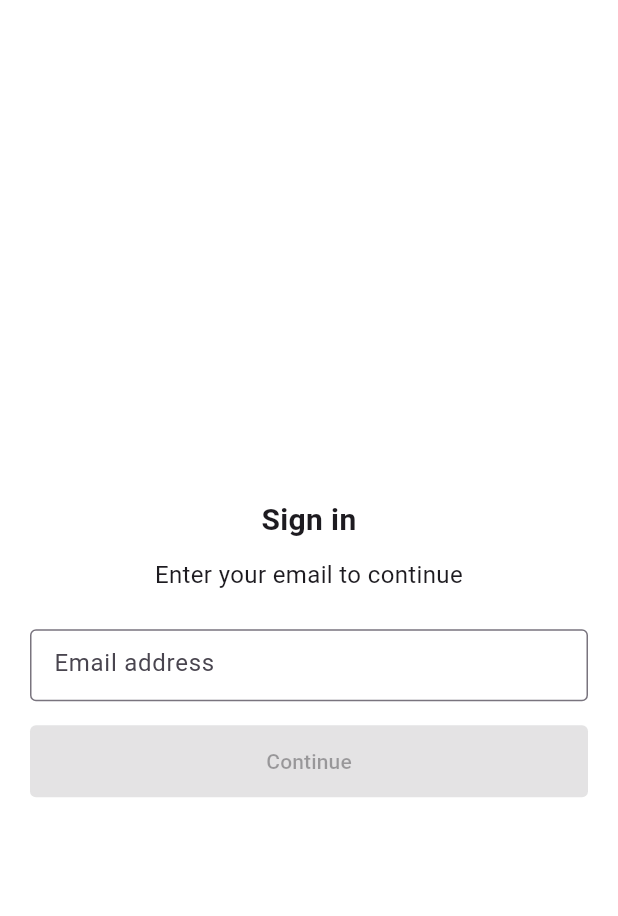
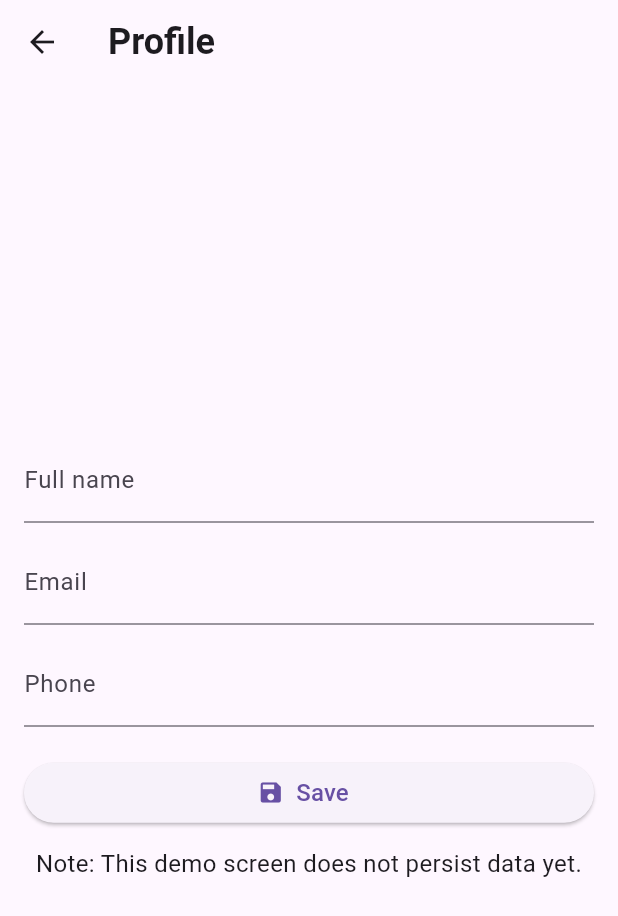
Before and after one commit to swayampatnaik/sandwich_shop, a Flutter app: the ProfileScreen screen opened by its route, on a phone screen of 412 x 824 dp. Shown: the top 916 px of the screen. Run offline on Flutter 3.47's test engine with Material 3 defaults, Android fonts, the phone set to English and light mode, and no system bars.

Commit message:
Fix issues in profile_screen.dart

```diff
--- a/lib/views/profile_screen.dart
+++ b/lib/views/profile_screen.dart
@@ -1,6 +1,5 @@
 import 'package:flutter/material.dart';
 import 'package:sandwich_shop/views/app_styles.dart';
-
 
 class ProfileScreen extends StatefulWidget {
   const ProfileScreen({super.key});
@@ -10,101 +9,75 @@ class ProfileScreen extends StatefulWidget {
 }
 
 class _ProfileScreenState extends State<ProfileScreen> {
-  late TextEditingController _emailController;
-  bool _canSubmit = false;
-
-  @override
-  void initState() {
-    super.initState();
-    _emailController = TextEditingController();
-    _emailController.addListener(_updateCanSubmit);
-  }
-
-  void _updateCanSubmit() {
-    final hasText = _emailController.text.trim().isNotEmpty;
-    if (hasText != _canSubmit) {
-      setState(() => _canSubmit = hasText);
-    }
-  }
+  final TextEditingController _nameController = TextEditingController();
+  final TextEditingController _emailController = TextEditingController();
+  final TextEditingController _phoneController = TextEditingController();
 
   @override
   void dispose() {
-    _emailController.removeListener(_updateCanSubmit);
+    _nameController.dispose();
     _emailController.dispose();
+    _phoneController.dispose();
     super.dispose();
   }
 
-  void placeholderCallbackForButtons() {
-    // This is the event handler for buttons that don't work yet
+  void _saveProfile() {
+    final String name = _nameController.text.trim();
+    // final String email = _emailController.text.trim();
+    // final String phone = _phoneController.text.trim();
+
+    ScaffoldMessenger.of(context).showSnackBar(
+      SnackBar(
+        content: Text('Saved profile for ${name.isEmpty ? 'User' : name}'),
+        duration: const Duration(seconds: 2),
+      ),
+    );
   }
 
   @override
   Widget build(BuildContext context) {
     return Scaffold(
-      backgroundColor: Colors.white,
-      body: SingleChildScrollView(
-        // make the scrollable area at least the height of the viewport so we can center vertically
-        child: ConstrainedBox(
-          constraints: BoxConstraints(minHeight: MediaQuery.of(context).size.height),
-          child: Center(
-            // keep the same padded, constrained column but now centered vertically
-            child: Padding(
-              padding: const EdgeInsets.symmetric(vertical: 40.0, horizontal: 20.0),
-              child: ConstrainedBox(
-                constraints: const BoxConstraints(maxWidth: 420),
+      appBar: AppBar(
+        title: const Text('Profile', style: heading1),
+      ),
+      body: Center(
+        child: SingleChildScrollView(
+          padding: const EdgeInsets.all(16.0),
           child: Column(
-                  mainAxisSize: MainAxisSize.min,
             crossAxisAlignment: CrossAxisAlignment.stretch,
             children: [
-                    const SizedBox(height: 40),
-                    const Text('Sign in', style: heading2, textAlign: TextAlign.center),
-                    const SizedBox(height: 10),
+              TextFormField(
+                controller: _nameController,
+                decoration: const InputDecoration(labelText: 'Full name'),
+                style: normalText,
+              ),
+              const SizedBox(height: 12),
+              TextFormField(
+                controller: _emailController,
+                decoration: const InputDecoration(labelText: 'Email'),
+                keyboardType: TextInputType.emailAddress,
+                style: normalText,
+              ),
+              const SizedBox(height: 12),
+              TextFormField(
+                controller: _phoneController,
+                decoration: const InputDecoration(labelText: 'Phone'),
+                keyboardType: TextInputType.phone,
+                style: normalText,
+              ),
+              const SizedBox(height: 20),
+              ElevatedButton.icon(
+                onPressed: _saveProfile,
+                icon: const Icon(Icons.save),
+                label: Text('Save', style: const TextStyle(fontSize: 16)),
+              ),
+              const SizedBox(height: 12),
               const Text(
-                      'Enter your email to continue',
+                'Note: This demo screen does not persist data yet.',
                 style: normalText,
                 textAlign: TextAlign.center,
               ),
-                    const SizedBox(height: 25),
-                    SizedBox(
-                      height: 48,
-                      child: TextField(
-                        controller: _emailController,
-                        keyboardType: TextInputType.emailAddress,
-                        textInputAction: TextInputAction.done,
-                        decoration: const InputDecoration(
-                          hintText: 'Email address',
-                          border: OutlineInputBorder(),
-                          isDense: true,
-                          contentPadding: EdgeInsets.symmetric(horizontal: 12, vertical: 15),
-                        ),
-                      ),
-                    ),
-                    const SizedBox(height: 16),
-
-                    // ElevatedButton that is disabled when the text field is empty
-                    SizedBox(
-                      height: 48,
-                      child: ElevatedButton(
-                        style: ElevatedButton.styleFrom(
-                          shape: RoundedRectangleBorder(
-                            borderRadius: BorderRadius.circular(4),
-                          ),
-                        ),
-                        onPressed: _canSubmit
-                            ? () {
-                                final email = _emailController.text.trim();
-                                ScaffoldMessenger.of(context).showSnackBar(
-                                  SnackBar(content: Text('Continue with: ${email.isEmpty ? '(empty)' : email}')),
-                                );
-                              }
-                            : null,
-                        child: const Text('Continue'),
-                      ),
-                    ),
             ],
-                ),
-              ),
-            ),
           ),
         ),
       ),
--- a/pubspec.yaml
+++ b/pubspec.yaml
@@ -17,6 +17,7 @@ dev_dependencies:
   flutter_test:
     sdk: flutter
   flutter_lints: ^2.0.0
+  test: ^1.21.5
 
 
 flutter:
```
Also changed, not shown: pubspec.lock. Lines whose indentation alone changed are shown as unchanged.
